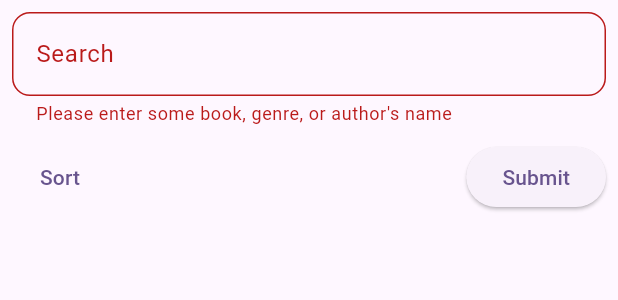
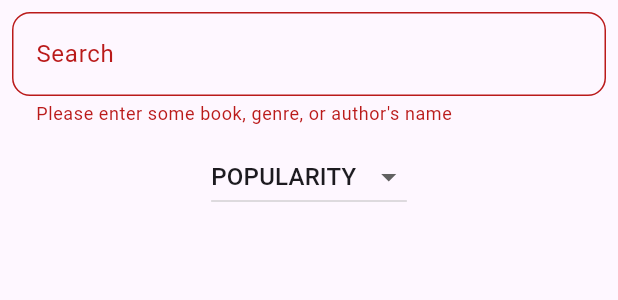
Before and after one commit to Drago78624/bookstore, a Flutter app: the Shop widget shown alone on an empty page, opened directly, on a phone screen of 412 x 824 dp. Shown: the top 300 px of the screen. Run offline on Flutter 3.47's test engine with Material 3 defaults, Android fonts, the phone set to English and light mode, and no system bars; our stand-ins replace carousel_slider, cloud_firestore, firebase_auth, firebase_core, flutter_rating_bar, google_sign_in and 2 more; missing offline and left inert: filter_list, string_capitalize; accounts and stored records are empty; network calls fail.

Commit message:
author and categories search bug fixed

```diff
--- a/lib/screens/shop.dart
+++ b/lib/screens/shop.dart
@@ -13,6 +13,8 @@ final _formKey = GlobalKey<FormState>();
 
 final db = FirebaseFirestore.instance;
 
+enum SortFilter { price, popularity, releaseDate }
+
 class Shop extends StatefulWidget {
   const Shop({super.key});
 
@@ -22,40 +24,25 @@ class Shop extends StatefulWidget {
 
 class _ShopState extends State<Shop> {
   List allBooks = [];
+  final TextEditingController searchController = TextEditingController();
   List filteredBooks = [];
-  final TextEditingController searchController = TextEditingController();
+  SortFilter sortFilter = SortFilter.popularity;
+  bool loading = false;
 
   final collection = db.collection("books");
 
   getAllBooks() async {
+    loading = true;
     var data = await collection.get();
-    // .then(
-    //   (querySnapshot) {
-    //     for (var docSnapshot in querySnapshot.docs) {
-    //       final data = docSnapshot.data();
-    //       allBooks.add(
-    //         BookCardModel(
-    //           id: docSnapshot.id,
-    //           title: data["title"],
-    //           coverImageUrl: data["thumbnailUrl"] ??
-    //               "https://static.vecteezy.com/system/resources/thumbnails/002/219/582/small_2x/illustration-of-book-icon-free-vector.jpg",
-    //           price: data["price"],
-    //         ),
-    //       );
-    //     }
-    //   },
-    //   onError: (e) => print("Error completing: $e"),
-    // );
     setState(() {
       allBooks = data.docs;
     });
-
+    loading = false;
     searchResultBooks();
   }
 
   @override
   void initState() {
-    getAllBooks();
     searchController.addListener(onUserSearch);
     super.initState();
   }
@@ -69,25 +56,17 @@ class _ShopState extends State<Shop> {
     if (_formKey.currentState!.validate()) {
       for (var book in allBooks) {
         String title = book["title"].toString().toLowerCase();
-        List categories = book["categories"];
-        List authors = book["authors"];
+        List authors =
+            book["authors"].map((author) => author.toLowerCase()).toList();
+        List categories = book["categories"]
+            .map((category) => category.toLowerCase())
+            .toList();
+        String userInput = searchController.text.toLowerCase();
 
-        if (title.contains(searchController.text.toLowerCase())) {
+        if (title.contains(userInput) ||
+            authors.any((author) => author.contains(userInput)) ||
+            categories.any((category) => category.contains(userInput))) {
           results.add(book);
-        }
-        for (var category in categories) {
-          if (category
-              .toLowerCase()
-              .contains(searchController.text.toLowerCase())) {
-            results.add(book);
-          }
-        }
-        for (var author in authors) {
-          if (author
-              .toLowerCase()
-              .contains(searchController.text.toLowerCase())) {
-            results.add(book);
-          }
         }
       }
     } else {
@@ -131,22 +110,40 @@ class _ShopState extends State<Shop> {
                   hint: "Book, Author, Genre ",
                   // onChanged: (value) => searchDocuments(value),
                 ),
-                SizedBox(
+                const SizedBox(
                   height: 10,
                 ),
-                Row(
-                  children: [
-                    TextButton(onPressed: () {}, child: Text("Sort")),
-                    Spacer(),
-                    ElevatedButton(onPressed: () {}, child: Text("Submit"))
-                  ],
+                DropdownButton(
+                  value: sortFilter,
+                  items: SortFilter.values
+                      .map(
+                        (category) => DropdownMenuItem(
+                          value: category,
+                          child: Text(
+                            category.name.toUpperCase(),
+                          ),
+                        ),
+                      )
+                      .toList(),
+                  onChanged: (value) {
+                    if (value == null) {
+                      return;
+                    }
+                    setState(() {
+                      sortFilter = value;
+                    });
+                  },
                 ),
               ],
             ),
           ),
         ),
         Expanded(
-          child: Padding(
+          child: loading
+              ? const Center(
+                  child: CircularProgressIndicator(),
+                )
+              : Padding(
                   padding: const EdgeInsets.all(8.0),
                   child: GridView.count(
                     crossAxisCount: 2,
@@ -163,8 +160,8 @@ class _ShopState extends State<Shop> {
                                   ));
                             },
                             child: BookCard(
-                        title: book["title"]
-                            .replaceRange(11, book["title"].length, '...'),
+                              title: book["title"].replaceRange(
+                                  11, book["title"].length, '...'),
                               coverImageUrl: book["thumbnailUrl"] ??
                                   "https://static.vecteezy.com/system/resources/thumbnails/002/219/582/small_2x/illustration-of-book-icon-free-vector.jpg",
                               price: book["price"],
```
Lines whose indentation alone changed are shown as unchanged.
